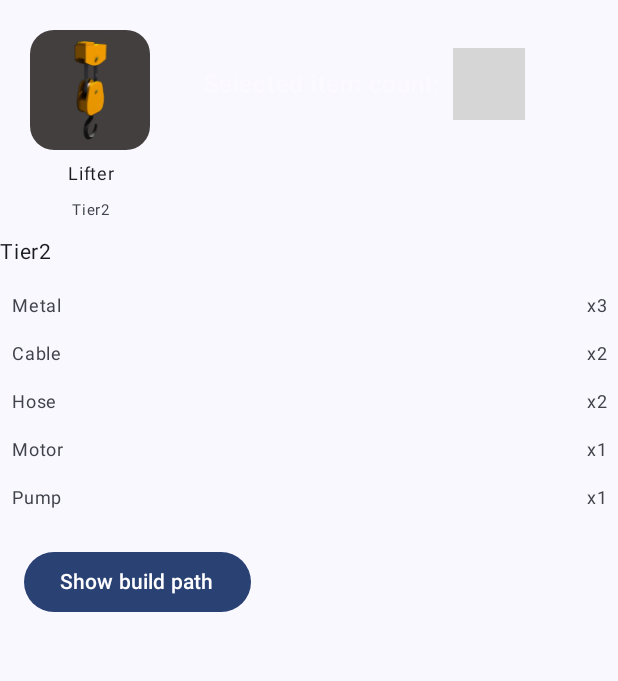
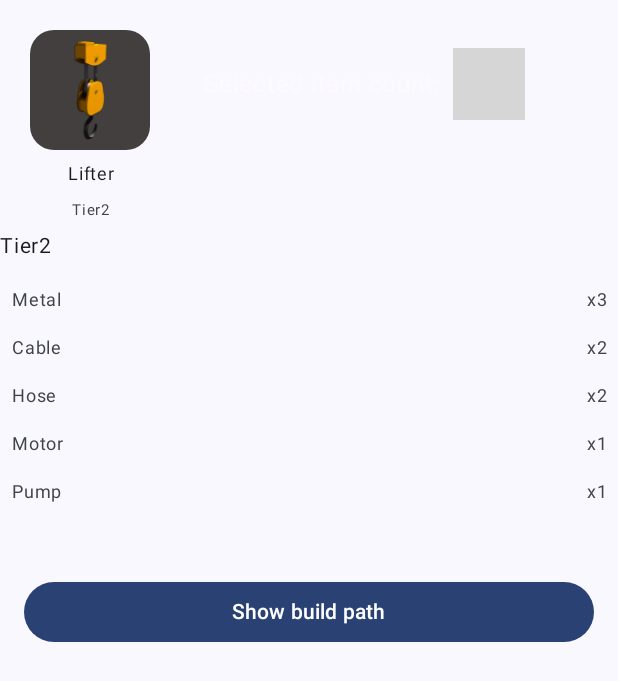
Before and after one commit to sbajt/factory, an Android app built with Jetpack Compose: the screen it shows after launch (MainActivity), after a tap on "Lifter", on a phone screen of 412 x 824 dp. Shown: the top 681 px of the screen. Run offline under Robolectric (Android 15) with nearby library versions, the phone set to English and light mode, and no system bars; libraries missing offline, so code that uses them is left out: com.chargemap.compose; 1 statement that could not run was skipped; grey boxes are pictures that could not be loaded.

Commit message:
Refactor: Rename `selectedItemCount` to `selectedItemNumber`
This commit renames the variable `selectedItemCount` to `selectedItemNumber` across multiple files for improved clarity and consistency.

Affected files:
- `MainScreenMapper.kt`
- `ItemBuildPathUiStateProvider.kt`
- `ItemDetailsUiStateProvider.kt`
- `ItemDetailsScreen.kt`
- `ItemBuildpathScreen.kt`
- `BuildMaterialView.kt`
- `ItemView.kt`
- `UiStates.kt`
- `MainScreenViewModel.kt`

Key changes:
- In `ItemDetailsScreen.kt`:
    - The "Show build path" button is now only displayed if the selected item is not a basic material.
    - Added padding to the "Show build path" button.
- In `ItemBuildpathScreen.kt`:
    - Adjusted padding and scaling for the selected item view.
    - Adjusted padding and size for the arrow icon.
- In `ItemView.kt`: Removed bottom padding.

```diff
--- a/app/src/main/java/com/sbajt/matscounter/ui/MainScreenViewModel.kt
+++ b/app/src/main/java/com/sbajt/matscounter/ui/MainScreenViewModel.kt
@@ -41,7 +41,7 @@ class MainScreenViewModel : ViewModel(), KoinComponent {
         mapper.mapToUiState(
             InputData(
                 selectedItem = state.selectedItem,
-                selectedItemCount = state.itemCount,
+                selectedItemNumber = state.itemCount,
                 itemUiStateList = itemUiStateList
             )
         )
--- a/app/src/main/java/com/sbajt/matscounter/ui/composables/BuildMaterialView.kt
+++ b/app/src/main/java/com/sbajt/matscounter/ui/composables/BuildMaterialView.kt
@@ -19,7 +19,7 @@ import com.sbajt.matscounter.ui.models.BuildingMaterialUiState
 @Composable
 fun BuildMaterialView(
     uiState: BuildingMaterialUiState,
-    selectedItemCount: Int,
+    selectedItemNumber: Int,
     modifier: Modifier = Modifier
 ) {
     Row(
@@ -40,8 +40,8 @@ fun BuildMaterialView(
                 fontFamily = FontFamily.SansSerif,
                 fontSize = 12.sp,
                 color = MaterialTheme.colorScheme.onSurfaceVariant,
-                text = if (selectedItemCount > 0) {
-                    "x${uiState.count * selectedItemCount}"
+                text = if (selectedItemNumber > 0) {
+                    "x${uiState.count * selectedItemNumber}"
                 } else {
                     "x${uiState.count}"
                 }
@@ -55,6 +55,6 @@ fun BuildMaterialView(
 fun previewBuildingMaterialView(@PreviewParameter(BuildMaterialUiStateProvider::class) uiState: BuildingMaterialUiState) {
     BuildMaterialView(
         uiState = uiState,
-        selectedItemCount = 0,
+        selectedItemNumber = 0,
     )
 }
--- a/app/src/main/java/com/sbajt/matscounter/ui/composables/ItemBuildPathUiStateProvider.kt
+++ b/app/src/main/java/com/sbajt/matscounter/ui/composables/ItemBuildPathUiStateProvider.kt
@@ -18,7 +18,7 @@ class ItemBuildPathUiStateProvider : PreviewParameterProvider<ItemBuildPathUiSta
             buildPathList = listOf(
                 BuildMaterialListUiState(
                     titleText = ItemUiStateProvider.tier1ItemUiState.groupType.name,
-                    selectedItemCount = 1,
+                    selectedItemNumber = 1,
                     buildingMaterialsList = ItemUiStateProvider.mockBuildingMaterials(
                         count = 3,
                         lowerGroupTypeList = ItemUiStateProvider.tier1ItemUiState.groupType.toLowerGroupsList()
--- a/app/src/main/java/com/sbajt/matscounter/ui/composables/ItemDetailsScreen.kt
+++ b/app/src/main/java/com/sbajt/matscounter/ui/composables/ItemDetailsScreen.kt
@@ -2,9 +2,11 @@ package com.sbajt.matscounter.ui.composables
 
 import androidx.compose.foundation.layout.Column
 import androidx.compose.foundation.layout.Row
+import androidx.compose.foundation.layout.fillMaxWidth
 import androidx.compose.foundation.layout.padding
 import androidx.compose.material3.Button
 import androidx.compose.material3.MaterialTheme
+import androidx.compose.material3.Surface
 import androidx.compose.material3.Text
 import androidx.compose.runtime.Composable
 import androidx.compose.runtime.remember
@@ -18,6 +20,7 @@ import androidx.navigation.NavHostController
 import androidx.navigation.compose.rememberNavController
 import com.sbajt.matscounter.ui.models.InputSectionUiState
 import com.sbajt.matscounter.ui.models.ItemDetailsScreenUiState
+import com.sbajt.matscounter.ui.models.ItemGroupType
 import com.sbajt.matscounter.ui.navigation.ItemBuildComponents
 import com.sbajt.matscounter.ui.theme.MatsCounterTheme
 
@@ -35,34 +38,39 @@ fun ItemDetailsScreen(
                 uiState = uiState.selectedItem,
                 onItemSelected = { _, _ -> },
             )
-            if (uiState.selectedItem != null && uiState.selectedItemCount > 0) {
+            if (uiState.selectedItem != null && uiState.selectedItemNumber > 0) {
                 InputSection(
                     modifier = Modifier.padding(start = 8.dp, top = 8.dp),
                     uiState = InputSectionUiState(
                         selectedItem = uiState.selectedItem,
-                        itemCount = uiState.selectedItemCount,
+                        itemCount = uiState.selectedItemNumber,
                     ),
                     onCountChange = onCountChange
                 )
             }
         }
-        uiState.selectedItemBuildingMaterialListUiState?.let {
+        if (uiState.selectedItem?.groupType != ItemGroupType.BASIC_MATERIAL) {
+            with(uiState.selectedItemBuildingMaterialListUiState) {
                 Text(
                     modifier = Modifier.padding(bottom = 8.dp),
                     fontFamily = FontFamily.SansSerif,
                     color = MaterialTheme.colorScheme.onSurface,
                     fontSize = 14.sp,
-                text = remember { it.titleText ?: "" },
+                    text = remember { this?.titleText ?: "" },
                 )
-            if (it.buildingMaterialsList.isNotEmpty()) {
-                it.buildingMaterialsList.forEachIndexed { index, state ->
+                if (this?.buildingMaterialsList?.isNotEmpty() == true) {
+                    buildingMaterialsList.forEachIndexed { index, state ->
                         BuildMaterialView(
-                        uiState = it.buildingMaterialsList[index],
-                        selectedItemCount = uiState.selectedItemCount,
+                            uiState = buildingMaterialsList[index],
+                            selectedItemNumber = uiState.selectedItemNumber,
                         )
                     }
                 }
             }
+            Surface( modifier = Modifier
+                .fillMaxWidth()
+                .padding(top = 24.dp)
+            ) {
                 Button(
                     modifier = Modifier.padding(16.dp),
                     onClick = {
@@ -70,6 +78,8 @@ fun ItemDetailsScreen(
                     }
                 ) {
                     Text(text = "Show build path")
+                }
+            }
         }
     }
 }
--- a/app/src/main/java/com/sbajt/matscounter/ui/composables/ItemDetailsUiStateProvider.kt
+++ b/app/src/main/java/com/sbajt/matscounter/ui/composables/ItemDetailsUiStateProvider.kt
@@ -16,7 +16,7 @@ class ItemDetailsUiStateProvider : PreviewParameterProvider<ItemDetailsScreenUiS
 
         val defaultItemDetailsScreenUiState = ItemDetailsScreenUiState(
             selectedItem = ItemUiStateProvider.tier2ItemUiState,
-            selectedItemCount = 1,
+            selectedItemNumber = 1,
             selectedItemBuildingMaterialListUiState = BuildMaterialListUiState(
                 titleText = "Building Materials",
                 buildingMaterialsList = ItemUiStateProvider.tier2ItemUiState.buildingMaterials
--- a/app/src/main/java/com/sbajt/matscounter/ui/composables/ItemView.kt
+++ b/app/src/main/java/com/sbajt/matscounter/ui/composables/ItemView.kt
@@ -38,8 +38,7 @@ fun ItemView(
         modifier = modifier
             .clickable(
                 onClick = { onItemSelected(uiState?.name, uiState?.groupType) }
-            )
-            .padding(bottom = 4.dp),
+            ),
         horizontalAlignment = Alignment.CenterHorizontally,
         verticalArrangement = Arrangement.SpaceBetween
     ) {
--- a/app/src/main/java/com/sbajt/matscounter/ui/mappers/MainScreenMapper.kt
+++ b/app/src/main/java/com/sbajt/matscounter/ui/mappers/MainScreenMapper.kt
@@ -21,10 +21,10 @@ class MainScreenMapper {
             itemDetailsUiState = inputData.selectedItem?.let { selectedItem ->
                 ItemDetailsScreenUiState(
                     selectedItem = selectedItem,
-                    selectedItemCount = selectedItemCount,
+                    selectedItemNumber = selectedItemNumber,
                     selectedItemBuildingMaterialListUiState = createBuildMaterialList(
                         groupType = selectedItem.groupType,
-                        selectedItemCount = selectedItemCount,
+                        selectedItemNumber = selectedItemNumber,
                         buildingMaterialsList = selectedItem.buildingMaterials
                     ),
                 )
@@ -32,10 +32,10 @@ class MainScreenMapper {
             itemBuildPathUiState = inputData.selectedItem?.let {
                 ItemBuildPathUiState(
                     selectedItem = it,
-                    selectedItemCount = inputData.selectedItemCount,
+                    selectedItemNumber = inputData.selectedItemNumber,
                     buildPathList = createBuildPathList(
                         selectedItem = inputData.selectedItem,
-                        selectedItemCount = inputData.selectedItemCount,
+                        selectedItemNumber = inputData.selectedItemNumber,
                     )
                 )
             }
@@ -44,31 +44,31 @@ class MainScreenMapper {
 
     private fun createBuildPathList(
         selectedItem: ItemUiState,
-        selectedItemCount: Int,
+        selectedItemNumber: Int,
     ): List<BuildMaterialListUiState> = selectedItem
         .groupType
         .toLowerGroupsList()
         .map { groupType ->
             createBuildMaterialList(
                 groupType = groupType,
-                selectedItemCount = selectedItemCount,
+                selectedItemNumber = selectedItemNumber,
                 buildingMaterialsList = selectedItem.buildingMaterials,
             )
         }
 
     private fun createBuildMaterialList(
         groupType: ItemGroupType,
-        selectedItemCount: Int,
+        selectedItemNumber: Int,
         buildingMaterialsList: List<BuildingMaterialUiState>,
     ) = BuildMaterialListUiState(
         titleText = groupType.getName(),
         groupType = groupType,
-        selectedItemCount = selectedItemCount,
+        selectedItemNumber = selectedItemNumber,
         buildingMaterialsList = buildingMaterialsList.map { material ->
             BuildingMaterialUiState(
                 name = material.name,
                 groupType = material.groupType,
-                count = material.count * selectedItemCount
+                count = material.count * selectedItemNumber
             )
         }.toPersistentList()
     )
@@ -76,7 +76,7 @@ class MainScreenMapper {
     companion object {
         class InputData(
             val selectedItem: ItemUiState?,
-            val selectedItemCount: Int,
+            val selectedItemNumber: Int,
             val itemUiStateList: List<ItemUiState>
         )
     }
--- a/app/src/main/java/com/sbajt/matscounter/ui/models/UiStates.kt
+++ b/app/src/main/java/com/sbajt/matscounter/ui/models/UiStates.kt
@@ -5,7 +5,7 @@ import kotlinx.collections.immutable.persistentListOf
 
 data class ItemDetailsScreenUiState(
     val selectedItem: ItemUiState? = null,
-    val selectedItemCount: Int = 0,
+    val selectedItemNumber: Int = 0,
     val selectedItemBuildingMaterialListUiState: BuildMaterialListUiState? = null,
 )
 
@@ -30,12 +30,12 @@ data class BuildingMaterialUiState(
 data class BuildMaterialListUiState(
     val titleText: String? = null,
     val groupType: ItemGroupType? = null,
-    val selectedItemCount: Int = 0,
+    val selectedItemNumber: Int = 0,
     val buildingMaterialsList: ImmutableList<BuildingMaterialUiState> = persistentListOf(),
 )
 
 data class ItemBuildPathUiState(
     val selectedItem: ItemUiState? = null,
-    val selectedItemCount: Int = 0,
+    val selectedItemNumber: Int = 0,
     val buildPathList: List<BuildMaterialListUiState>,
 )
```
Also changed, not shown: app/src/main/java/com/sbajt/matscounter/ui/composables/ItemBuildpathScreen.kt (+23 -11 lines). Lines whose indentation alone changed are shown as unchanged.
